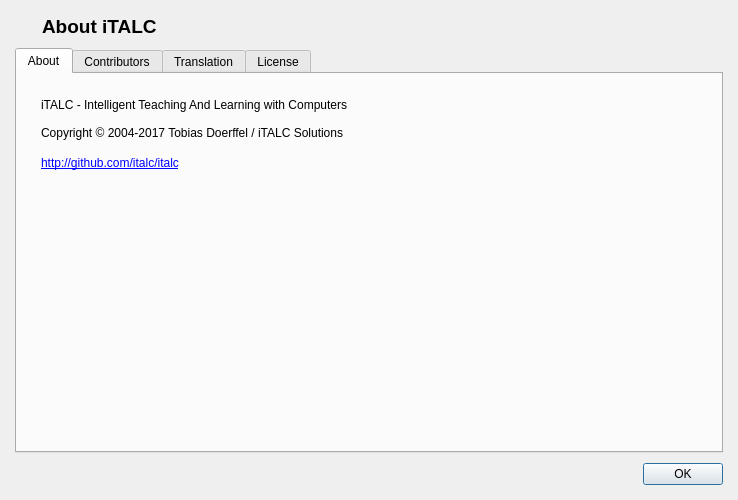
This is core/dialogs/AboutDialog.ui in veyon/veyon as Qt 5 draws it before an edit. The edited form follows.
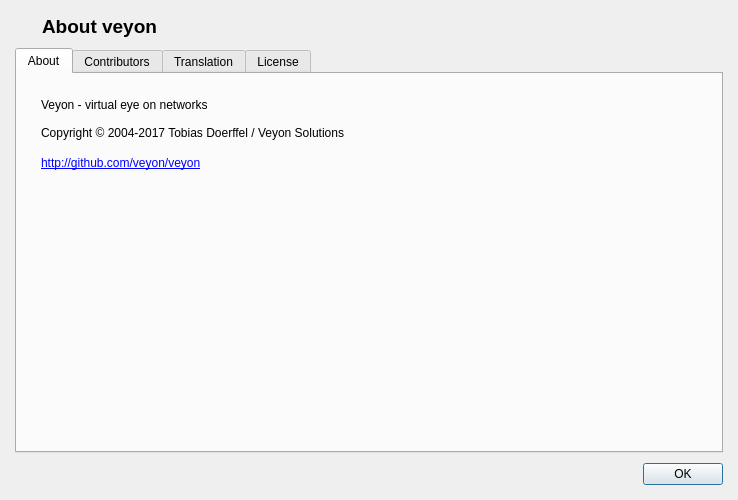
This is the edited form. Icons and pictures are not drawn.

Commit message:
Relaunch as Veyon
The software is now called "Veyon" (Virtual Eye On Networks) to reflect
the broader area of use (not just limited to classroom management
purposes) and also avoid possible conflicts with existing brands with
similar names. It also reflects the complete overhaul of the whole
software.

Diff of the .ui file:
```diff
--- a/core/dialogs/AboutDialog.ui
+++ b/core/dialogs/AboutDialog.ui
@@ -80,7 +80,7 @@
         </font>
        </property>
        <property name="text">
-        <string>About iTALC</string>
+        <string>About veyon</string>
        </property>
       </widget>
      </item>
@@ -118,16 +118,16 @@
        <item row="0" column="0">
         <widget class="QLabel" name="label_3">
          <property name="text">
-          <string>iTALC - Intelligent Teaching And Learning with Computers
+          <string>Veyon - virtual eye on networks
 
-Copyright © 2004-2017 Tobias Doerffel / iTALC Solutions</string>
+Copyright © 2004-2017 Tobias Doerffel / Veyon Solutions</string>
          </property>
         </widget>
        </item>
        <item row="1" column="0">
         <widget class="QLabel" name="label_4">
          <property name="text">
-          <string notr="true">&lt;a href=&quot;http://github.com/italc/italc&quot;&gt;http://github.com/italc/italc&lt;/a&gt;</string>
+          <string notr="true">&lt;a href=&quot;http://github.com/veyon/veyon&quot;&gt;http://github.com/veyon/veyon&lt;/a&gt;</string>
          </property>
          <property name="openExternalLinks">
           <bool>true</bool>
```
Left out of the diff: 4 changed lines with no effect on the pictures. The commit also changes 353 other files.
